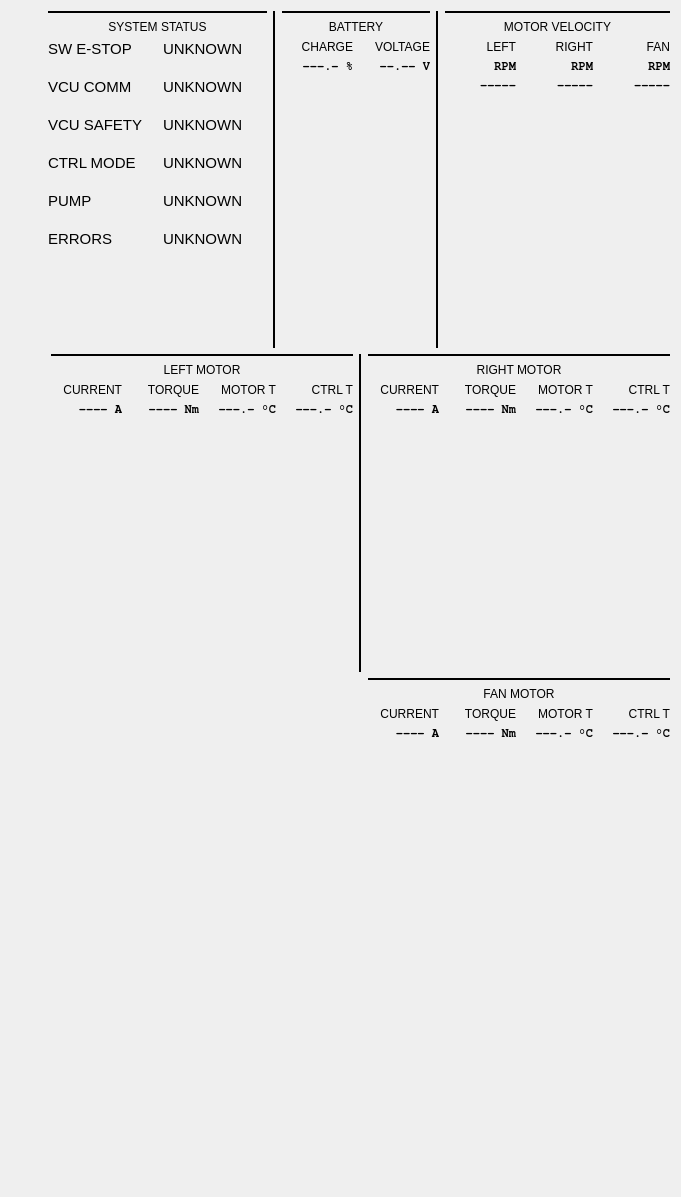
Above: asb_rviz_plugins/resources/asb.ui from AIRLab-POLIMI/AgroSenseBot before the change. Below: the same form after it.
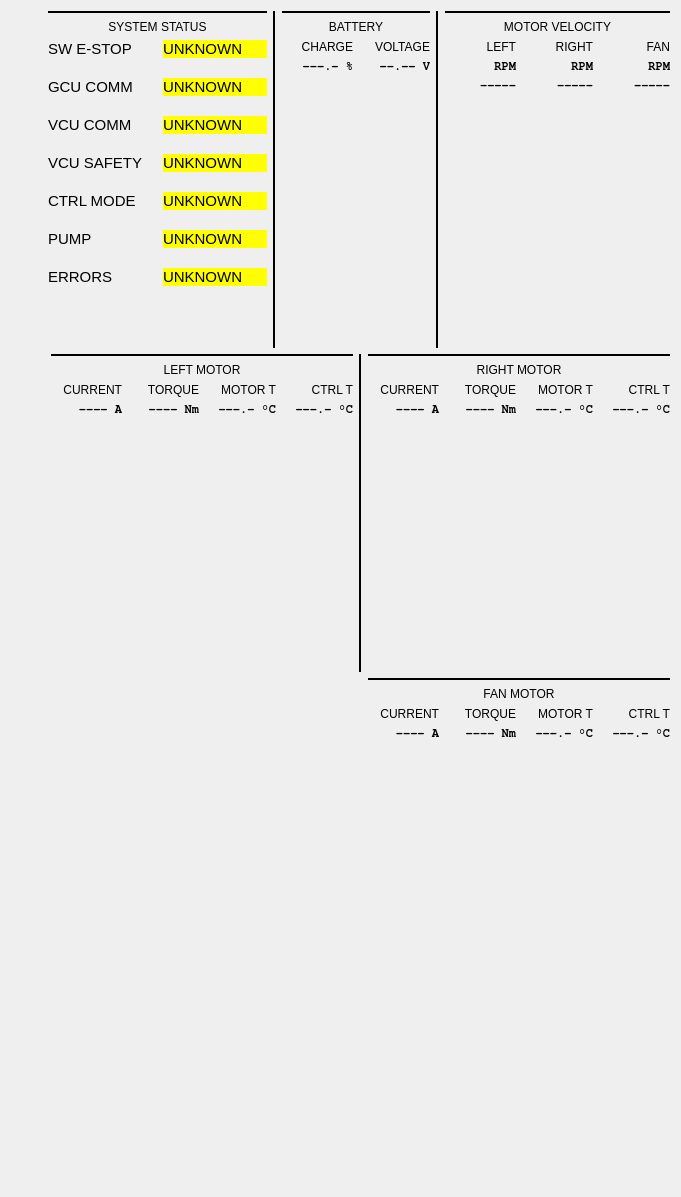
That is the form after the change. Custom widgets are drawn as their Qt base class.

Commit message: added more comm info to ui

```diff
--- a/asb_rviz_plugins/resources/asb.ui
+++ b/asb_rviz_plugins/resources/asb.ui
@@ -115,12 +115,15 @@
                <bold>false</bold>
               </font>
              </property>
+             <property name="styleSheet">
+              <string notr="true">background-color: rgb(255, 255, 0);</string>
+             </property>
              <property name="text">
               <string>UNKNOWN</string>
              </property>
             </widget>
            </item>
-           <item row="1" column="0">
+           <item row="2" column="0">
             <widget class="QLabel" name="vcu_comm_label">
              <property name="sizePolicy">
               <sizepolicy hsizetype="Fixed" vsizetype="Preferred">
@@ -140,7 +143,7 @@
              </property>
             </widget>
            </item>
-           <item row="1" column="1">
+           <item row="2" column="1">
             <widget class="QLabel" name="vcu_comm_disp">
              <property name="font">
               <font>
@@ -150,12 +153,15 @@
                <bold>false</bold>
               </font>
              </property>
+             <property name="styleSheet">
+              <string notr="true">background-color: rgb(255, 255, 0);</string>
+             </property>
              <property name="text">
               <string>UNKNOWN</string>
              </property>
             </widget>
            </item>
-           <item row="2" column="0">
+           <item row="3" column="0">
             <widget class="QLabel" name="vcu_safety_label">
              <property name="sizePolicy">
               <sizepolicy hsizetype="Fixed" vsizetype="Preferred">
@@ -175,7 +181,7 @@
              </property>
             </widget>
            </item>
-           <item row="2" column="1">
+           <item row="3" column="1">
             <widget class="QLabel" name="vcu_safety_disp">
              <property name="font">
               <font>
@@ -185,12 +191,15 @@
                <bold>false</bold>
               </font>
              </property>
+             <property name="styleSheet">
+              <string notr="true">background-color: rgb(255, 255, 0);</string>
+             </property>
              <property name="text">
               <string>UNKNOWN</string>
              </property>
             </widget>
            </item>
-           <item row="3" column="0">
+           <item row="4" column="0">
             <widget class="QLabel" name="control_mode_label">
              <property name="sizePolicy">
               <sizepolicy hsizetype="Fixed" vsizetype="Preferred">
@@ -210,7 +219,7 @@
              </property>
             </widget>
            </item>
-           <item row="3" column="1">
+           <item row="4" column="1">
             <widget class="QLabel" name="control_mode_disp">
              <property name="font">
               <font>
@@ -220,12 +229,15 @@
                <bold>false</bold>
               </font>
              </property>
+             <property name="styleSheet">
+              <string notr="true">background-color: rgb(255, 255, 0);</string>
+             </property>
              <property name="text">
               <string>UNKNOWN</string>
              </property>
             </widget>
            </item>
-           <item row="4" column="0">
+           <item row="5" column="0">
             <widget class="QLabel" name="pump_label">
              <property name="sizePolicy">
               <sizepolicy hsizetype="Fixed" vsizetype="Preferred">
@@ -245,7 +257,7 @@
              </property>
             </widget>
            </item>
-           <item row="4" column="1">
+           <item row="5" column="1">
             <widget class="QLabel" name="pump_disp">
              <property name="font">
               <font>
@@ -255,12 +267,15 @@
                <bold>false</bold>
               </font>
              </property>
+             <property name="styleSheet">
+              <string notr="true">background-color: rgb(255, 255, 0);</string>
+             </property>
              <property name="text">
               <string>UNKNOWN</string>
              </property>
             </widget>
            </item>
-           <item row="5" column="0">
+           <item row="6" column="0">
             <widget class="QLabel" name="errors_label">
              <property name="font">
               <font>
@@ -274,7 +289,7 @@
              </property>
             </widget>
            </item>
-           <item row="5" column="1">
+           <item row="6" column="1">
             <widget class="QLabel" name="errors_disp">
              <property name="font">
               <font>
@@ -283,6 +298,47 @@
                <weight>50</weight>
                <bold>false</bold>
               </font>
+             </property>
+             <property name="styleSheet">
+              <string notr="true">background-color: rgb(255, 255, 0);</string>
+             </property>
+             <property name="text">
+              <string>UNKNOWN</string>
+             </property>
+            </widget>
+           </item>
+           <item row="1" column="0">
+            <widget class="QLabel" name="gcu_comm_label">
+             <property name="sizePolicy">
+              <sizepolicy hsizetype="Fixed" vsizetype="Preferred">
+               <horstretch>0</horstretch>
+               <verstretch>0</verstretch>
+              </sizepolicy>
+             </property>
+             <property name="font">
+              <font>
+               <pointsize>11</pointsize>
+               <weight>50</weight>
+               <bold>false</bold>
+              </font>
+             </property>
+             <property name="text">
+              <string>GCU COMM</string>
+             </property>
+            </widget>
+           </item>
+           <item row="1" column="1">
+            <widget class="QLabel" name="gcu_comm_disp">
+             <property name="font">
+              <font>
+               <family>Ubuntu</family>
+               <pointsize>11</pointsize>
+               <weight>50</weight>
+               <bold>false</bold>
+              </font>
+             </property>
+             <property name="styleSheet">
+              <string notr="true">background-color: rgb(255, 255, 0);</string>
              </property>
              <property name="text">
               <string>UNKNOWN</string>
```
The commit also changes 8 other files.
